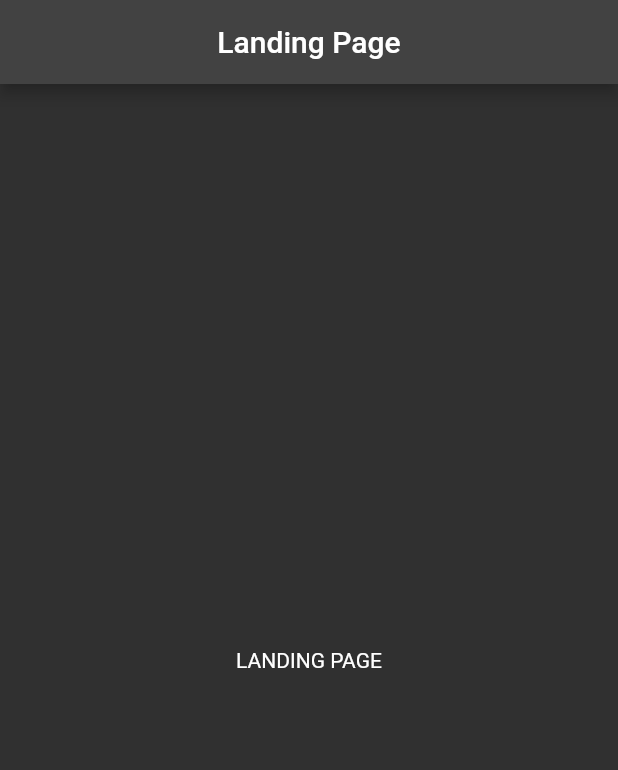
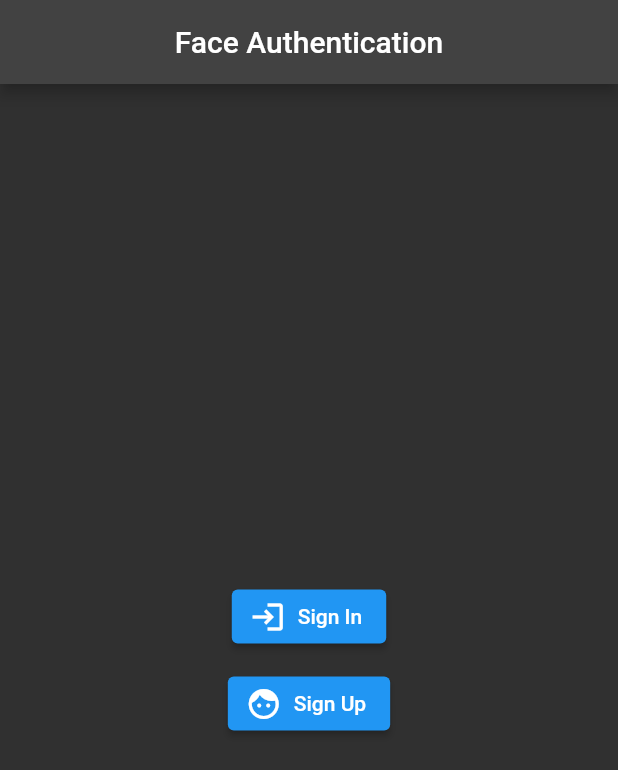
Before and after one commit to cromueloliver02/facial_authentication, a Flutter app: the screen it shows after launch, on a phone screen of 412 x 824 dp. Shown: the top 770 px of the screen. Run offline on Flutter 3.47's test engine with Material 2 defaults, Android fonts, the phone set to English and light mode, and no system bars; our stand-ins replace go_router.

Commit message:
created simple landing page user interface

```diff
--- a/lib/pages/landing_page/components/landing_app_bar.dart
+++ b/lib/pages/landing_page/components/landing_app_bar.dart
@@ -7,7 +7,7 @@ class LandingAppBar extends StatelessWidget {
   Widget build(BuildContext context) {
     return AppBar(
       centerTitle: true,
-      title: const Text('Landing Page'),
+      title: const Text('Face Authentication'),
     );
   }
 }
--- a/lib/pages/landing_page/components/landing_view.dart
+++ b/lib/pages/landing_page/components/landing_view.dart
@@ -1,5 +1,7 @@
 import 'package:flutter/material.dart';
+import 'package:go_router/go_router.dart';
 
+import '../../pages.dart';
 import 'landing_app_bar.dart';
 
 class LandingView extends StatelessWidget {
@@ -7,13 +9,28 @@ class LandingView extends StatelessWidget {
 
   @override
   Widget build(BuildContext context) {
-    return const Scaffold(
-      appBar: PreferredSize(
+    return Scaffold(
+      appBar: const PreferredSize(
         preferredSize: Size.fromHeight(kToolbarHeight),
         child: LandingAppBar(),
       ),
       body: Center(
-        child: Text('LANDING PAGE'),
+        child: Column(
+          mainAxisAlignment: MainAxisAlignment.center,
+          children: [
+            ElevatedButton.icon(
+              onPressed: () => context.goNamed(SignInPage.name),
+              icon: const Icon(Icons.login),
+              label: const Text('Sign In'),
+            ),
+            const SizedBox(height: 10),
+            ElevatedButton.icon(
+              onPressed: () => context.goNamed(SignUpPage.name),
+              icon: const Icon(Icons.face),
+              label: const Text('Sign Up'),
+            ),
+          ],
+        ),
       ),
     );
   }
```
